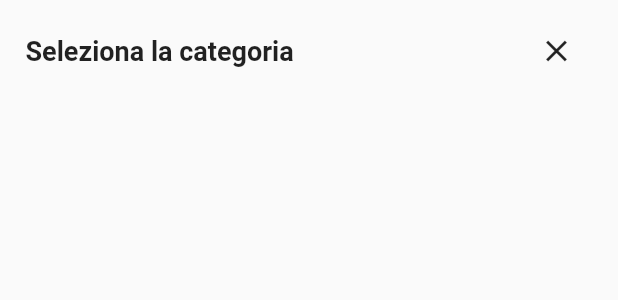
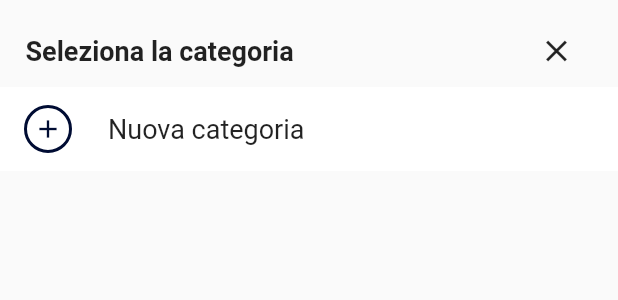
Before and after one commit to ernestodecrecchio/Moneye-Money-Manager, a Flutter app: the CategorySelectorContent widget shown alone on an empty page, opened directly, on a phone screen of 412 x 824 dp. Shown: the top 300 px of the screen. Run offline on Flutter 3.47's test engine with Material 2 defaults, Android fonts, the phone set to English and light mode, and no system bars; our stand-ins replace fl_chart, font_awesome_flutter, salomon_bottom_bar, sqflite; accounts and stored records are empty.

Commit message:
Added add category and add account row in new transaction page

```diff
--- a/expense_tracker/lib/pages/home_page/home_page.dart
+++ b/expense_tracker/lib/pages/home_page/home_page.dart
@@ -26,6 +26,7 @@ class _HomePageState extends State<HomePage> {
   Widget build(BuildContext context) {
     return Scaffold(
       floatingActionButton: _buildFloatingActionButton(context),
+      backgroundColor: Colors.white,
       body: Container(
         color: CustomColors.blue,
         child: SingleChildScrollView(
@@ -197,7 +198,7 @@ class _HomePageState extends State<HomePage> {
   }
 
   Widget _buildAccountSection() {
-    final list = Provider.of<TransactionProvider>(context, listen: false)
+    final list = Provider.of<TransactionProvider>(context, listen: true)
         .getAccountBalance();
 
     return Column(
--- a/expense_tracker/lib/pages/new_transaction_flow/category_selector_dialog.dart
+++ b/expense_tracker/lib/pages/new_transaction_flow/category_selector_dialog.dart
@@ -1,5 +1,6 @@
 import 'package:expense_tracker/models/category.dart';
 import 'package:expense_tracker/notifiers/category_provider.dart';
+import 'package:expense_tracker/pages/categories_page/new_category_page.dart';
 import 'package:expense_tracker/style.dart';
 import 'package:flutter/material.dart';
 import 'package:provider/provider.dart';
@@ -10,6 +11,8 @@ Future<Category?> showCategoryBottomSheet(
     shape: RoundedRectangleBorder(
       borderRadius: BorderRadius.circular(34.0),
     ),
+    backgroundColor: Colors.white,
+    clipBehavior: Clip.antiAlias,
     context: context,
     builder: ((context) {
       return CategorySelectorContent(currentSelection: initialSelection);
@@ -69,8 +72,11 @@ class _CategorySelectorContentState extends State<CategorySelectorContent> {
                   final categoriesList = categoryProvider.categoryList;
                   return ListView.builder(
                       shrinkWrap: true,
-                      itemCount: categoriesList.length,
+                      itemCount: categoriesList.length + 1,
                       itemBuilder: (BuildContext context, int index) {
+                        if (index == categoriesList.length) {
+                          return _buildAddCategoryTile();
+                        }
                         return _buildCategoryTile(categoriesList[index]);
                       });
                 },
@@ -79,6 +85,32 @@ class _CategorySelectorContentState extends State<CategorySelectorContent> {
           ),
         ),
       ),
+    );
+  }
+
+  _buildAddCategoryTile() {
+    return ListTile(
+      tileColor: Colors.white,
+      leading: Container(
+        height: 32,
+        width: 32,
+        decoration: BoxDecoration(
+          shape: BoxShape.circle,
+          border: Border.all(color: CustomColors.darkBlue, width: 2),
+        ),
+        child: const Icon(
+          Icons.add,
+          color: CustomColors.darkBlue,
+          size: 20,
+        ),
+      ),
+      title: const Text(
+        'Nuova categoria',
+        style: TextStyle(fontSize: 18),
+      ),
+      onTap: () {
+        Navigator.of(context).pushNamed(NewCategoryPage.routeName);
+      },
     );
   }
 
```
Also changed, not shown: expense_tracker/lib/pages/new_transaction_flow/account_selector_dialog.dart (+33 -1 lines).
